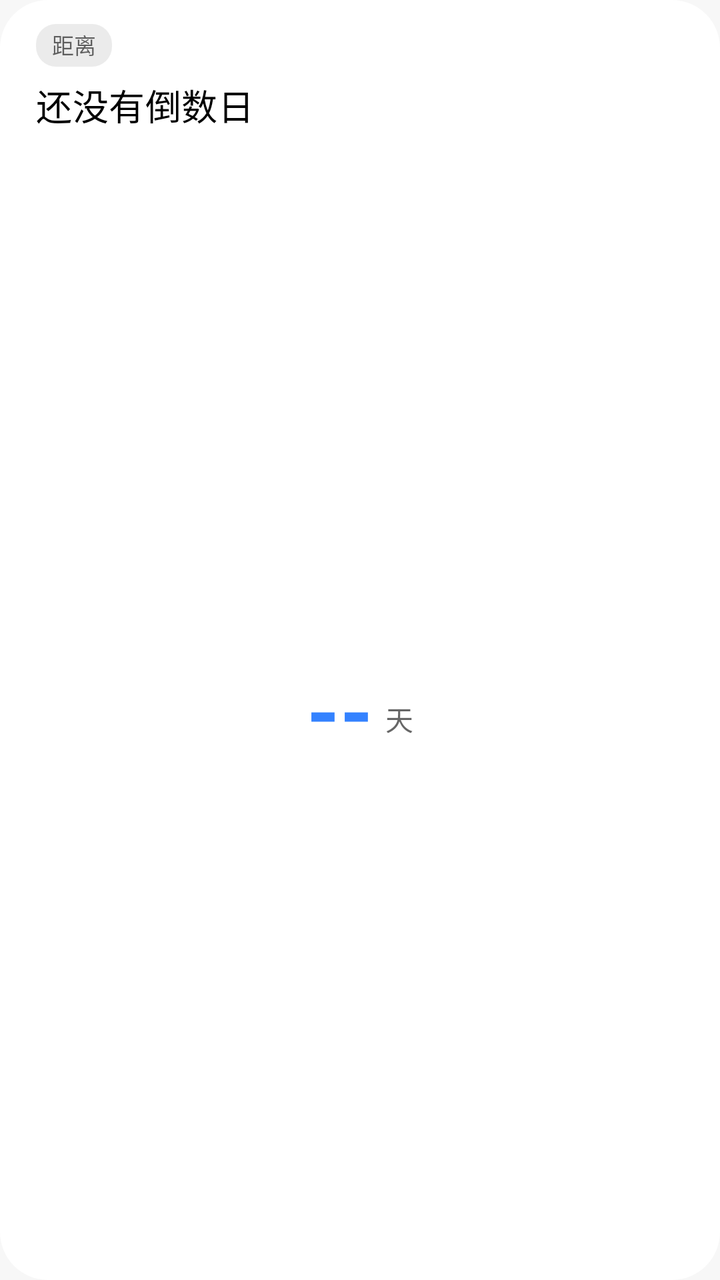
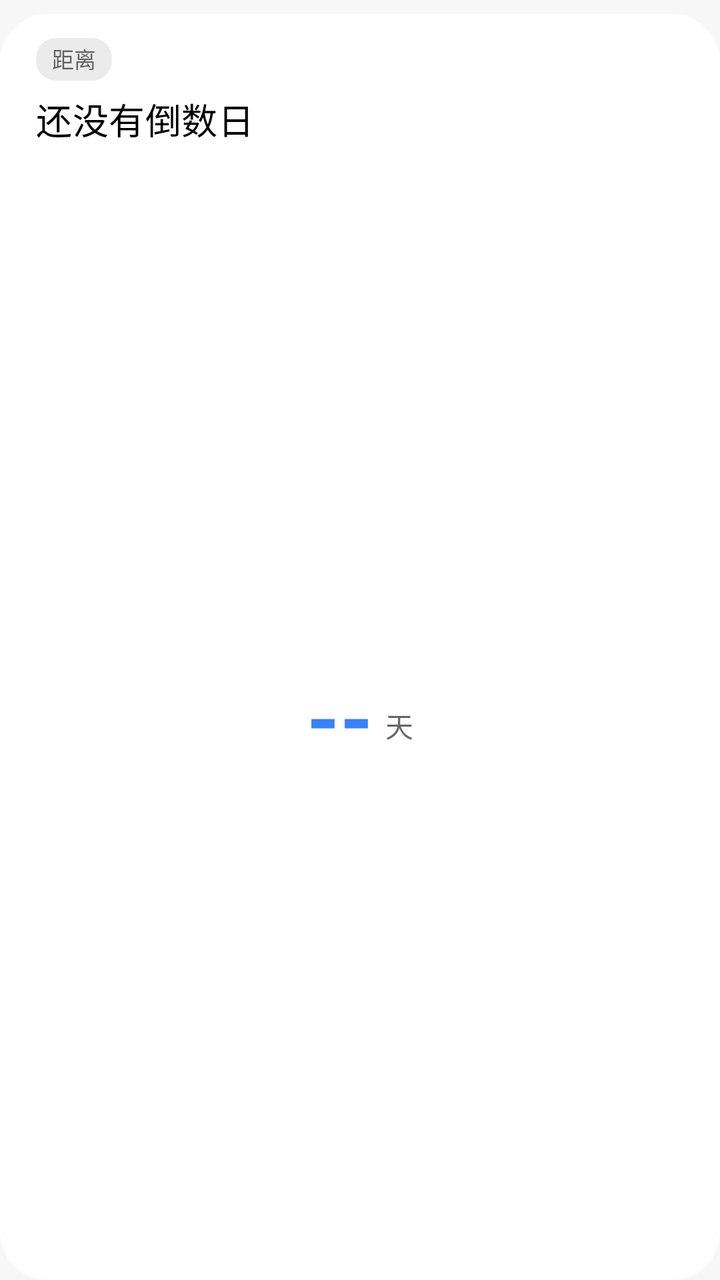

Two renders of the same Android screen: before a commit and after it. Below are the layout's source before the change and the commit's diff.
<!-- AndroidManifest.xml: application theme Theme.HyperMatter -->
<!-- res/layout/widget_card.xml -->
<?xml version="1.0" encoding="utf-8"?>
<LinearLayout xmlns:android="http://schemas.android.com/apk/res/android"
    android:id="@+id/widget_root"
    android:layout_width="match_parent"
    android:layout_height="match_parent"
    android:gravity="center"
    android:orientation="vertical">

    <LinearLayout
        android:id="@+id/widget_card_box"
        android:layout_width="match_parent"
        android:layout_height="match_parent"
        android:background="@drawable/widget_bg"
        android:orientation="vertical"
        android:paddingStart="18dp"
        android:paddingTop="12dp"
        android:paddingEnd="18dp"
        android:paddingBottom="10dp">

        <TextView
            android:id="@+id/widget_tag"
            android:layout_width="wrap_content"
            android:layout_height="wrap_content"
            android:background="@drawable/widget_tag_bg"
            android:paddingStart="8dp"
            android:paddingTop="2dp"
            android:paddingEnd="8dp"
            android:paddingBottom="3dp"
            android:text="距离"
            android:textColor="@color/widget_text_secondary"
            android:textSize="11sp" />

        <TextView
            android:id="@+id/widget_title"
            android:layout_width="match_parent"
            android:layout_height="wrap_content"
            android:layout_marginTop="6dp"
            android:ellipsize="end"
            android:fontFamily="sans-serif-medium"
            android:letterSpacing="0.01"
            android:maxLines="1"
            android:text="@string/widget_empty_title"
            android:textColor="@color/widget_text_primary"
            android:textSize="18sp" />

        <TextView
            android:id="@+id/widget_date"
            android:layout_width="match_parent"
            android:layout_height="wrap_content"
            android:layout_marginTop="2dp"
            android:ellipsize="end"
            android:maxLines="1"
            android:text=""
            android:textColor="@color/widget_text_secondary"
            android:textSize="12sp" />

        
        <TextView
            android:layout_width="match_parent"
            android:layout_height="0dp"
            android:layout_weight="1"
            android:text="" />

        <LinearLayout
            android:layout_width="wrap_content"
            android:layout_height="wrap_content"
            android:layout_gravity="center_horizontal"
            android:gravity="bottom"
            android:orientation="horizontal">

            <TextView
                android:id="@+id/widget_days"
                android:layout_width="wrap_content"
                android:layout_height="wrap_content"
                android:fontFamily="sans-serif"
                android:includeFontPadding="false"
                android:text="--"
                android:textColor="@color/widget_accent"
                android:textSize="42sp"
                android:textStyle="bold" />

            <TextView
                android:id="@+id/widget_days_unit"
                android:layout_width="wrap_content"
                android:layout_height="wrap_content"
                android:layout_marginStart="6dp"
                android:layout_marginBottom="6dp"
                android:text="天"
                android:textColor="@color/widget_text_secondary"
                android:textSize="14sp" />
        </LinearLayout>

        <TextView
            android:layout_width="match_parent"
            android:layout_height="0dp"
            android:layout_weight="1"
            android:text="" />
    </LinearLayout>
</LinearLayout>
<!-- resources referenced by this layout -->
<resources>
  <color name="widget_accent">#FF3482FF</color>
  <color name="widget_text_primary">#FF000000</color>
  <color name="widget_text_secondary">#99000000</color>
  <!-- drawable widget_bg (drawable) -->
  <?xml version="1.0" encoding="utf-8"?>
  <shape xmlns:android="http://schemas.android.com/apk/res/android">
      <solid android:color="@color/widget_bg" />
      <corners android:radius="24dp" />
  </shape>
  <!-- drawable widget_tag_bg (drawable) -->
  <?xml version="1.0" encoding="utf-8"?>
  <shape xmlns:android="http://schemas.android.com/apk/res/android"
      android:shape="rectangle">
      <solid android:color="@color/widget_tag_bg" />
      <corners android:radius="10dp" />
  </shape>
  <string name="widget_empty_title">还没有倒数日</string>
  <style name="Theme.HyperMatter" parent="android:Theme.Material.NoActionBar">
          <item name="android:statusBarColor">@android:color/transparent</item>
          <item name="android:windowLightStatusBar">true</item>
          <item name="android:navigationBarColor">@android:color/transparent</item>
          
          <item name="android:windowBackground">#FFF7F7F7</item>
          <item name="android:windowSplashScreenBackground">#FFF7F7F7</item>
      </style>
  <color name="widget_bg">#FFFFFFFF</color>
  <color name="widget_tag_bg">#14000000</color>
</resources>

<!-- the commit's change to res/layout/widget_card.xml (unified diff, before → after) -->
@@ -3,13 +3,14 @@
     android:id="@+id/widget_root"
     android:layout_width="match_parent"
     android:layout_height="match_parent"
-    android:gravity="center"
+    android:gravity="center_horizontal"
     android:orientation="vertical">
 
     <LinearLayout
         android:id="@+id/widget_card_box"
         android:layout_width="match_parent"
         android:layout_height="match_parent"
+        android:layout_marginTop="7dp"
         android:background="@drawable/widget_bg"
         android:orientation="vertical"
         android:paddingStart="18dp"
